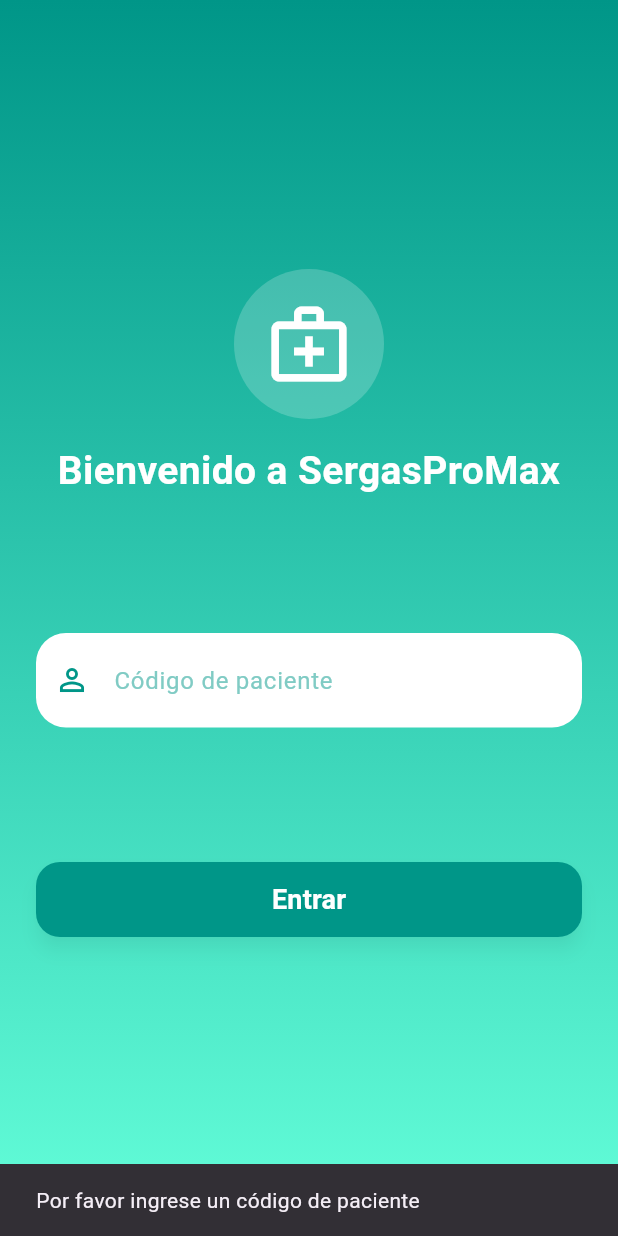
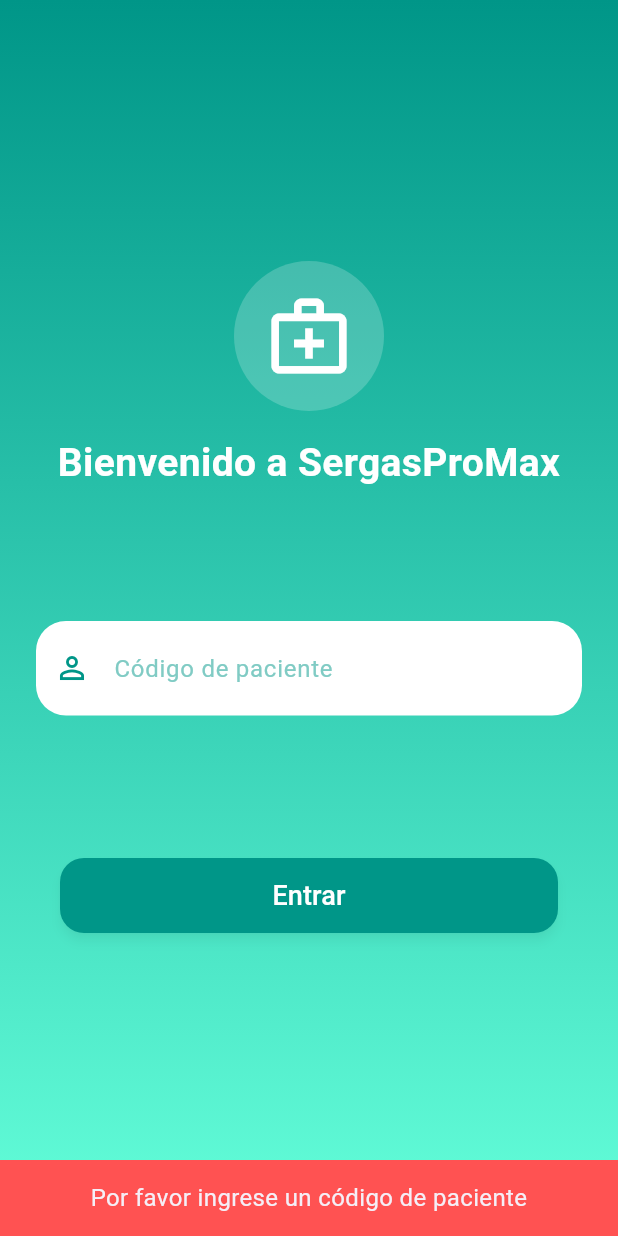
Before and after one commit to daniqss/terceiro, a Flutter app: the screen it shows after launch, after a tap on "Entrar", on a phone screen of 412 x 824 dp. Run offline on Flutter 3.47's test engine with Material 3 defaults, Android fonts, the phone set to English and light mode, and no system bars.

Commit message:
refactor: separate in function for better readability

```diff
--- a/src/lib/screens/login_view.dart
+++ b/src/lib/screens/login_view.dart
@@ -1,5 +1,4 @@
 import 'package:flutter/material.dart';
-import 'package:flutter_device_type/flutter_device_type.dart';
 import 'package:provider/provider.dart';
 import 'package:src/providers/login_provider.dart';
 import 'patient_view.dart';
@@ -12,12 +11,29 @@
     TextEditingController patientCodeController = TextEditingController();
     final bool isWatch = MediaQuery.of(context).size.width < 300;
 
-    if (isWatch) {
     return Scaffold(
-        backgroundColor: Colors.teal,
       body: Stack(
         children: [
-            Center(
+          Container(
+            decoration: const BoxDecoration(
+              gradient: LinearGradient(
+                begin: Alignment.topCenter,
+                end: Alignment.bottomCenter,
+                colors: [Colors.teal, Colors.tealAccent],
+              ),
+            ),
+          ),
+          isWatch
+              ? watchLoginView(patientCodeController, isWatch)
+              : loginView(patientCodeController, isWatch),
+        ],
+      ),
+    );
+  }
+
+  Widget watchLoginView(
+      TextEditingController patientCodeController, bool isWatch) {
+    return Center(
       child: Column(
         mainAxisSize: MainAxisSize.min,
         children: [
@@ -33,31 +49,20 @@
             builder: (context, loginProvider, child) {
               return LoginButton(
                 isWatch: isWatch,
-                        onPressed: () async { logInto(loginProvider, patientCodeController, context); },
+                onPressed: () async {
+                  logInto(
+                      loginProvider, patientCodeController, context, isWatch);
+                },
               );
             },
-                  ),
-                ],
-              ),
           ),
         ],
       ),
     );
   }
 
-    return Scaffold(
-      body: Stack(
-        children: [
-          Container(
-            decoration: const BoxDecoration(
-              gradient: LinearGradient(
-                begin: Alignment.topCenter,
-                end: Alignment.bottomCenter,
-                colors: [Colors.teal, Colors.tealAccent],
-              ),
-            ),
-          ),
-          Padding(
+  Widget loginView(TextEditingController patientCodeController, bool isWatch) {
+    return Padding(
       padding: const EdgeInsets.symmetric(horizontal: 24.0),
       child: Consumer<LoginProvider>(
         builder: (context, loginProvider, child) {
@@ -90,28 +95,14 @@
               const Spacer(flex: 1),
               loginProvider.isLoading
                   ? const Center(
-                            child:
-                                CircularProgressIndicator(color: Colors.white),
+                      child: CircularProgressIndicator(color: Colors.white),
                     )
-                        : ElevatedButton(
-                            onPressed: () async { logInto(loginProvider, patientCodeController, context); },
-                            style: ElevatedButton.styleFrom(
-                              backgroundColor: Colors.teal,
-                              foregroundColor: Colors.white,
-                              minimumSize: const Size(double.infinity, 50),
-                              shape: RoundedRectangleBorder(
-                                borderRadius: BorderRadius.circular(16),
-                              ),
-                              shadowColor: Colors.black26,
-                              elevation: 5,
-                            ),
-                            child: const Text(
-                              'Entrar',
-                              style: TextStyle(
-                                fontSize: 18,
-                                fontWeight: FontWeight.w600,
-                              ),
-                            ),
+                  : LoginButton(
+                      isWatch: isWatch,
+                      onPressed: () async {
+                        logInto(loginProvider, patientCodeController, context,
+                            isWatch);
+                      },
                     ),
               const Spacer(flex: 2),
               Text(
@@ -127,14 +118,11 @@
           );
         },
       ),
-          ),
-        ],
-      ),
     );
   }
-}
 
-Widget PatientCodeInput(TextEditingController patientCodeController, bool isWatch) {
+  Widget PatientCodeInput(
+      TextEditingController patientCodeController, bool isWatch) {
     return TextField(
       controller: patientCodeController,
       style: TextStyle(
@@ -207,7 +195,8 @@
     );
   }
 
-void showErrorMessage(BuildContext context, String message, bool isWatch) {
+  void showErrorMessage(
+      BuildContext context, String message, Color color, bool isWatch) {
     ScaffoldMessenger.of(context).showSnackBar(
       SnackBar(
         content: Text(
@@ -223,12 +212,15 @@
     );
   }
 
-void logInto(LoginProvider loginProvider, TextEditingController patientCodeController, BuildContext context) async {
+  void logInto(
+      LoginProvider loginProvider,
+      TextEditingController patientCodeController,
+      BuildContext context,
+      bool isWatch) async {
     final patientCode = patientCodeController.text;
 
     if (patientCode.isNotEmpty) {
-    final patient =
-    await loginProvider.login(patientCode);
+      final patient = await loginProvider.login(patientCode);
 
       if (patient != null) {
         Navigator.pushReplacement(
@@ -240,19 +232,12 @@
           ),
         );
       } else {
-      ScaffoldMessenger.of(context).showSnackBar(
-        SnackBar(
-          content: Text(loginProvider.errorMessage),
-          backgroundColor: Colors.redAccent,
-        ),
-      );
+        showErrorMessage(
+            context, loginProvider.errorMessage, Colors.redAccent, isWatch);
       }
     } else {
-    ScaffoldMessenger.of(context).showSnackBar(
-      const SnackBar(
-        content: Text(
-            'Por favor ingrese un código de paciente'),
-      ),
-    );
+      showErrorMessage(context, 'Por favor ingrese un código de paciente',
+          Colors.black12, isWatch);
     }
   }
+}
```
Lines whose indentation alone changed are shown as unchanged.
